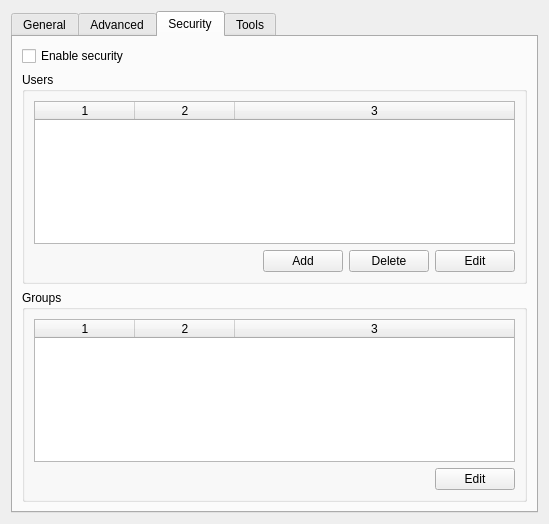
This is kcmgrub2.ui in KDE/kcmgrub2 as Qt 5 draws it before an edit. The edited form follows.
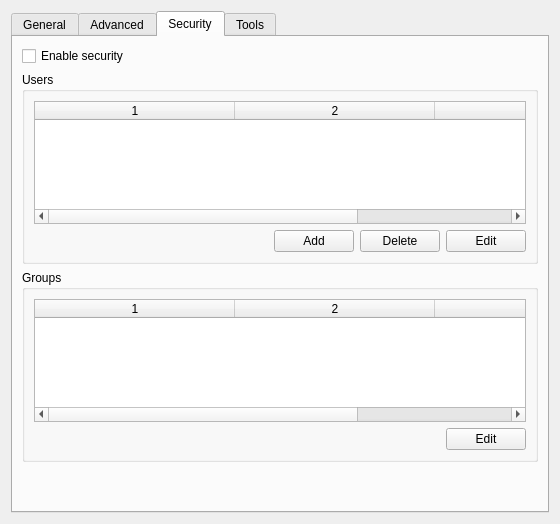
This is the edited form. The open tabs and pages were chosen to show the change. Custom widgets are drawn as their Qt base class.

Commit message: Improve security tab (Better use available space)

Diff of the .ui file:
```diff
--- a/kcmgrub2.ui
+++ b/kcmgrub2.ui
@@ -6,7 +6,7 @@
    <rect>
     <x>0</x>
     <y>0</y>
-    <width>549</width>
+    <width>560</width>
     <height>524</height>
    </rect>
   </property>
@@ -480,7 +480,7 @@
        <item row="1" column="0">
         <widget class="QGroupBox" name="usersGroup">
          <property name="sizePolicy">
-          <sizepolicy hsizetype="Preferred" vsizetype="Maximum">
+          <sizepolicy hsizetype="Preferred" vsizetype="Expanding">
            <horstretch>0</horstretch>
            <verstretch>0</verstretch>
           </sizepolicy>
@@ -492,7 +492,7 @@
           <item row="0" column="0">
            <widget class="QTableWidget" name="users">
             <property name="sizePolicy">
-             <sizepolicy hsizetype="Expanding" vsizetype="Maximum">
+             <sizepolicy hsizetype="Expanding" vsizetype="Expanding">
               <horstretch>0</horstretch>
               <verstretch>0</verstretch>
              </sizepolicy>
@@ -509,6 +509,9 @@
             <property name="columnCount">
              <number>3</number>
             </property>
+            <attribute name="horizontalHeaderDefaultSectionSize">
+             <number>200</number>
+            </attribute>
             <attribute name="horizontalHeaderShowSortIndicator" stdset="0">
              <bool>false</bool>
             </attribute>
@@ -570,7 +573,7 @@
        <item row="2" column="0">
         <widget class="QGroupBox" name="groupsGroup">
          <property name="sizePolicy">
-          <sizepolicy hsizetype="Preferred" vsizetype="Maximum">
+          <sizepolicy hsizetype="Preferred" vsizetype="Expanding">
            <horstretch>0</horstretch>
            <verstretch>0</verstretch>
           </sizepolicy>
@@ -582,7 +585,7 @@
           <item row="0" column="0">
            <widget class="QTableWidget" name="groups">
             <property name="sizePolicy">
-             <sizepolicy hsizetype="Expanding" vsizetype="Maximum">
+             <sizepolicy hsizetype="Expanding" vsizetype="Expanding">
               <horstretch>0</horstretch>
               <verstretch>0</verstretch>
              </sizepolicy>
@@ -593,9 +596,15 @@
             <property name="selectionBehavior">
              <enum>QAbstractItemView::SelectRows</enum>
             </property>
+            <property name="wordWrap">
+             <bool>true</bool>
+            </property>
             <property name="columnCount">
              <number>3</number>
             </property>
+            <attribute name="horizontalHeaderDefaultSectionSize">
+             <number>200</number>
+            </attribute>
             <attribute name="horizontalHeaderStretchLastSection">
              <bool>true</bool>
             </attribute>
@@ -639,6 +648,9 @@
          <property name="orientation">
           <enum>Qt::Vertical</enum>
          </property>
+         <property name="sizeType">
+          <enum>QSizePolicy::Minimum</enum>
+         </property>
          <property name="sizeHint" stdset="0">
           <size>
            <width>20</width>
```
